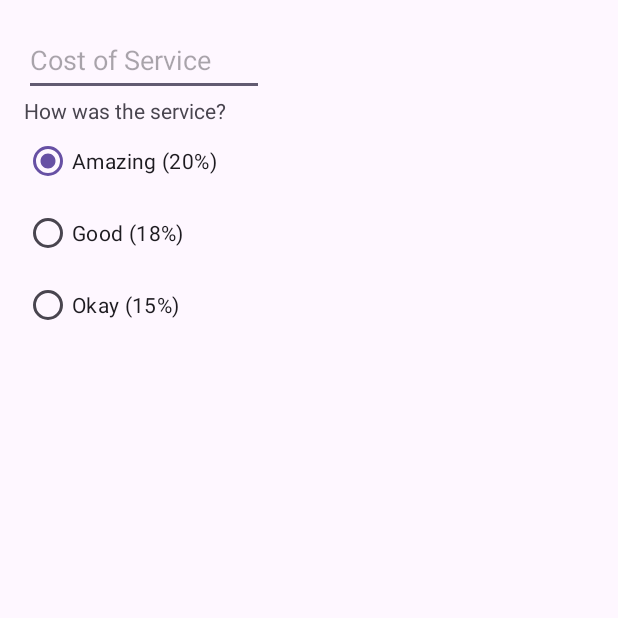
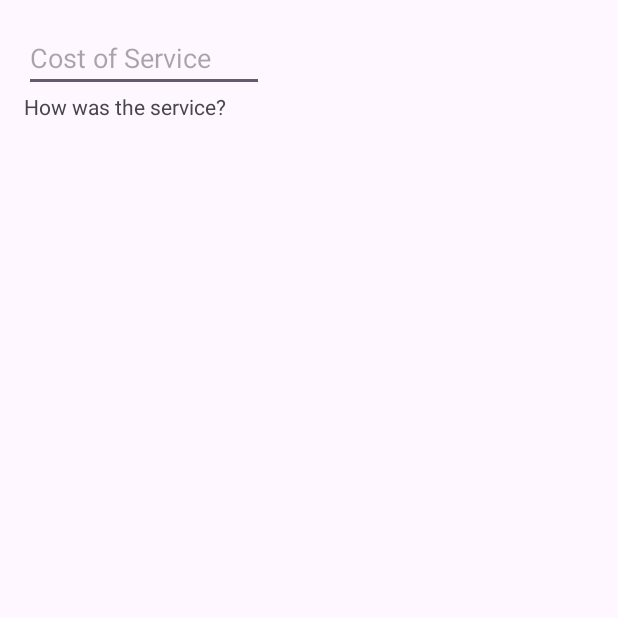
Before and after one commit to ImmortalAmxx/Tip-Time, an Android app: the screen it shows after launch (MainActivity), on a phone screen of 412 x 824 dp, the top half of it. Run offline under Robolectric (Android 15) with nearby library versions, the phone set to English and light mode, and no system bars.

```diff
--- a/app/src/main/res/layout/activity_main.xml
+++ b/app/src/main/res/layout/activity_main.xml
@@ -10,47 +10,19 @@
 
     <EditText
         android:id="@+id/cost_of_service"
+        android:hint="Cost of Service"
+        android:layout_height="wrap_content"
         android:layout_width="160dp"
-        android:layout_height="wrap_content"
-        android:hint="Cost of Service"
-        android:inputType="numberDecimal"
-        android:minHeight="48dp"
         app:layout_constraintStart_toStartOf="parent"
-        app:layout_constraintTop_toTopOf="parent" />
+        app:layout_constraintTop_toTopOf="parent"
+        android:inputType="numberDecimal"/>
 
     <TextView
         android:id="@+id/service_question"
         android:layout_width="wrap_content"
         android:layout_height="wrap_content"
         android:text="How was the service?"
-        app:layout_constraintTop_toBottomOf="@id/cost_of_service"
-        app:layout_constraintStart_toStartOf="parent" />
+        app:layout_constraintStart_toStartOf="parent"
+        app:layout_constraintTop_toBottomOf="@id/cost_of_service"/>
 
-    <RadioGroup
-        android:id="@+id/tip_options"
-        android:checkedButton="@id/option_twenty_percent"
-        android:layout_width="wrap_content"
-        android:layout_height="wrap_content"
-        app:layout_constraintTop_toBottomOf="@id/service_question"
-        app:layout_constraintStart_toStartOf="parent"
-        android:orientation="vertical">
-
-        <RadioButton
-            android:id="@+id/option_twenty_percent"
-            android:layout_width="wrap_content"
-            android:layout_height="wrap_content"
-            android:text="Amazing (20%)" />
-
-        <RadioButton
-            android:id="@+id/option_eighteen_percent"
-            android:layout_width="wrap_content"
-            android:layout_height="wrap_content"
-            android:text="Good (18%)" />
-
-        <RadioButton
-            android:id="@+id/option_fifteen_percent"
-            android:layout_width="wrap_content"
-            android:layout_height="wrap_content"
-            android:text="Okay (15%)" />
-    </RadioGroup>
 </androidx.constraintlayout.widget.ConstraintLayout>
```
